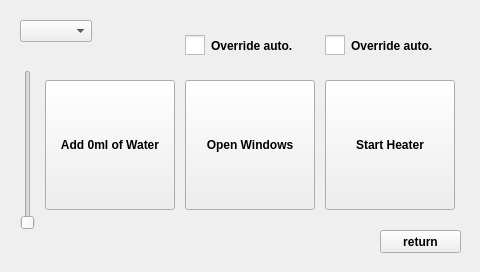
Before: the Qt Designer form setmanual.ui in 3semesterprojekt/DevKitsoftware, drawn with Qt 5.
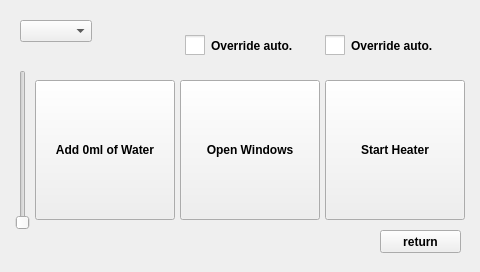
After: the same form once the commit is applied.

```diff
--- a/setmanual.ui
+++ b/setmanual.ui
@@ -38,10 +38,10 @@
   <widget class="QPushButton" name="humidityButton">
    <property name="geometry">
     <rect>
-     <x>45</x>
+     <x>35</x>
      <y>80</y>
-     <width>130</width>
-     <height>130</height>
+     <width>140</width>
+     <height>140</height>
     </rect>
    </property>
    <property name="font">
@@ -60,10 +60,10 @@
   <widget class="QPushButton" name="windowButton">
    <property name="geometry">
     <rect>
-     <x>185</x>
+     <x>180</x>
      <y>80</y>
-     <width>130</width>
-     <height>130</height>
+     <width>140</width>
+     <height>140</height>
     </rect>
    </property>
    <property name="font">
@@ -84,7 +84,7 @@
   <widget class="QSlider" name="humiditySlider">
    <property name="geometry">
     <rect>
-     <x>20</x>
+     <x>15</x>
      <y>70</y>
      <width>16</width>
      <height>160</height>
@@ -109,7 +109,7 @@
     <number>50</number>
    </property>
    <property name="pageStep">
-    <number>500</number>
+    <number>1</number>
    </property>
    <property name="orientation">
     <enum>Qt::Vertical</enum>
@@ -120,8 +120,8 @@
     <rect>
      <x>325</x>
      <y>80</y>
-     <width>130</width>
-     <height>130</height>
+     <width>140</width>
+     <height>140</height>
     </rect>
    </property>
    <property name="font">
```
Left out of the diff: 2 changed lines with no effect on the pictures.
